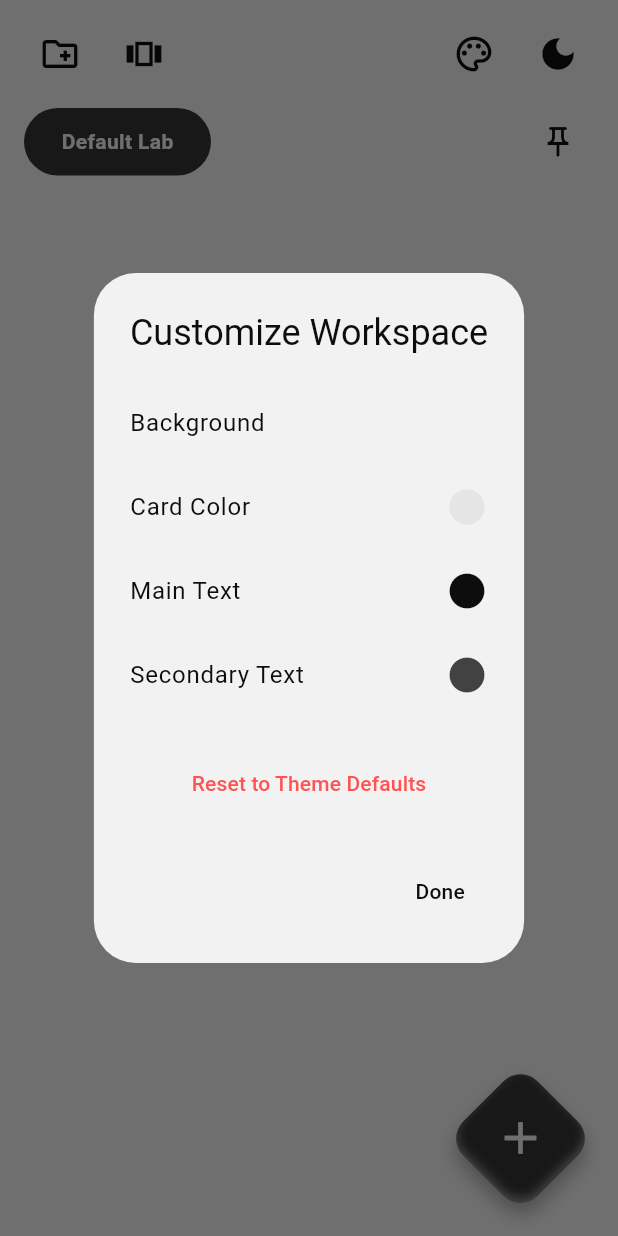
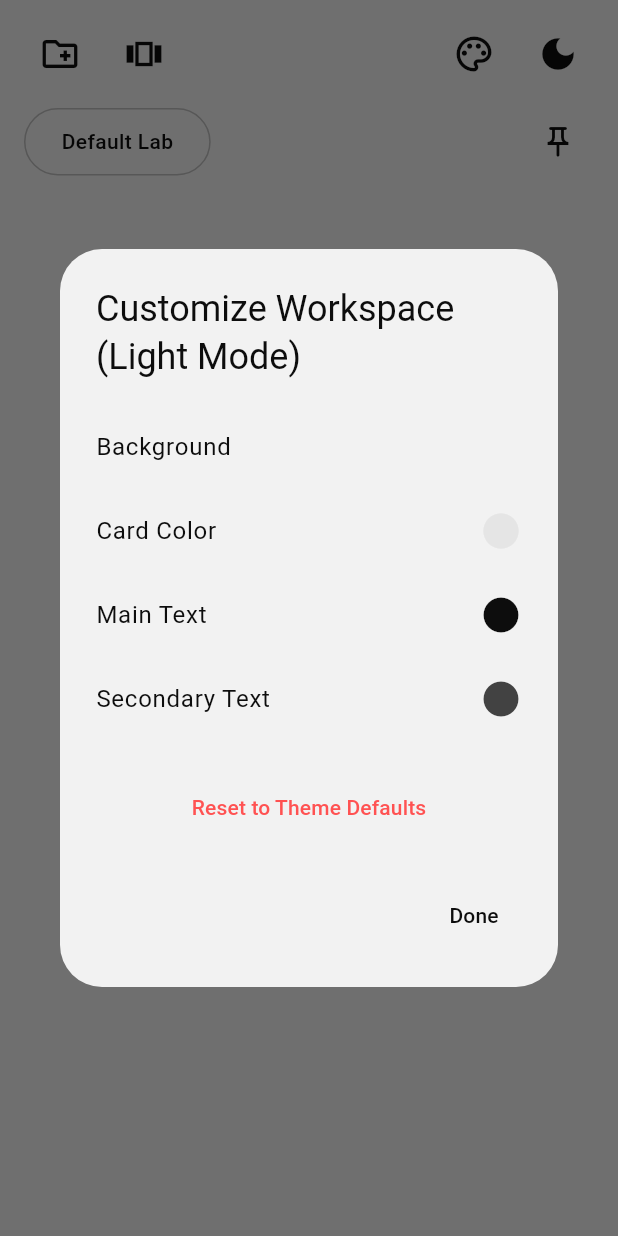
Before and after one commit to ameeralhatemi67-debug/shadow_lab, a Flutter app: the screen it shows after launch, after a tap on the "palette" icon, on a phone screen of 412 x 824 dp. Run offline on Flutter 3.47's test engine with Material 3 defaults, Android fonts, the phone set to English and light mode, and no system bars; our stand-ins replace flutter_colorpicker, flutter_inset_shadow, flutter_riverpod, hive_ce, hive_ce_flutter; accounts and stored records are empty.

Commit message:
UI polish, color Customizing

```diff
--- a/lib/homepage.dart
+++ b/lib/homepage.dart
@@ -24,19 +24,26 @@
 
   @override
   Widget build(BuildContext context) {
-    // 1. Read Riverpod State
+    // 1. Read Standard Riverpod State
     final labs = ref.watch(labProvider);
     final activeLabId = ref.watch(activeLabIdProvider);
     final viewMode = ref.watch(viewModeProvider);
     final isDark = Theme.of(context).brightness == Brightness.dark;
     final defaultColors = Theme.of(context).extension<CustomColors>()!;
-
-    // 2. Identify Active Lab
     final activeLab = labs.where((l) => l.id == activeLabId).firstOrNull;
 
-    // 3. Resolve Colors dynamically using our new utility!
-    // This perfectly calculates if we should use Lab custom colors or Global Theme colors.
-    final colors = ColorResolver.resolve(activeLab, defaultColors);
+    // 2. Read Global State
+    final isGlobalEnabled = ref.watch(globalOverrideProvider);
+    final globalProfile = ref.read(labProvider.notifier).getGlobalProfile();
+
+    // 3. Resolve Colors dynamically!
+    final colors = ColorResolver.resolve(
+      activeLab,
+      globalProfile,
+      isGlobalEnabled,
+      defaultColors,
+      isDark,
+    );
 
     final selectedPair = activeLab?.shadows
         .where((p) => p.id == selectedShadowId)
@@ -398,13 +405,16 @@
     dynamic activeLab,
     CustomColors colors,
   ) {
+    // Determine the current mode so the dialog knows which settings to edit
+    final isDark = Theme.of(context).brightness == Brightness.dark;
+
     showDialog(
       context: context,
       builder: (context) {
         return AlertDialog(
           backgroundColor: colors.bgc,
           title: Text(
-            "Customize Workspace",
+            "Customize Workspace (${isDark ? 'Dark Mode' : 'Light Mode'})",
             style: TextStyle(color: colors.mtext),
           ),
           content: Column(
@@ -415,7 +425,7 @@
                 colors.bgc!,
                 (c) => ref
                     .read(labProvider.notifier)
-                    .updateWorkspaceColors(labId, bg: c),
+                    .updateWorkspaceColors(labId, isDarkMode: isDark, bg: c),
                 colors,
               ),
               _colorPickerRow(
@@ -423,7 +433,7 @@
                 colors.blc!,
                 (c) => ref
                     .read(labProvider.notifier)
-                    .updateWorkspaceColors(labId, card: c),
+                    .updateWorkspaceColors(labId, isDarkMode: isDark, card: c),
                 colors,
               ),
               _colorPickerRow(
@@ -431,7 +441,7 @@
                 colors.mtext!,
                 (c) => ref
                     .read(labProvider.notifier)
-                    .updateWorkspaceColors(labId, mText: c),
+                    .updateWorkspaceColors(labId, isDarkMode: isDark, mText: c),
                 colors,
               ),
               _colorPickerRow(
@@ -439,21 +449,16 @@
                 colors.stext!,
                 (c) => ref
                     .read(labProvider.notifier)
-                    .updateWorkspaceColors(labId, sText: c),
+                    .updateWorkspaceColors(labId, isDarkMode: isDark, sText: c),
                 colors,
               ),
               const SizedBox(height: 20),
               TextButton(
                 onPressed: () {
+                  // Triggers explicit null state clearing function safely
                   ref
                       .read(labProvider.notifier)
-                      .updateWorkspaceColors(
-                        labId,
-                        bg: null,
-                        card: null,
-                        mText: null,
-                        sText: null,
-                      );
+                      .resetWorkspaceColors(labId, isDark);
                   Navigator.pop(context);
                 },
                 child: const Text(
--- a/lib/models/labs.dart
+++ b/lib/models/labs.dart
@@ -30,6 +30,32 @@
   @HiveField(7)
   int? subTextColor;
 
+  // --- NEW: Separate Mode-Specific Configuration Slots ---
+  @HiveField(8)
+  int? lightBgColor;
+  @HiveField(9)
+  int? lightCardColor;
+  @HiveField(10)
+  int? lightMainTextColor;
+  @HiveField(11)
+  int? lightSubTextColor;
+
+  @HiveField(12)
+  int? darkBgColor;
+  @HiveField(13)
+  int? darkCardColor;
+  @HiveField(14)
+  int? darkMainTextColor;
+  @HiveField(15)
+  int? darkSubTextColor;
+
+  @HiveField(16)
+  int? slcColor;
+  @HiveField(17)
+  int? lightSlcColor;
+  @HiveField(18)
+  int? darkSlcColor;
+
   Lab({
     required this.id,
     required this.name,
@@ -39,6 +65,17 @@
     this.cardColor, // Defaults to null (Theme fallback)
     this.mainTextColor, // Defaults to null (Theme fallback)
     this.subTextColor, // Defaults to null (Theme fallback)
+    this.lightBgColor,
+    this.lightCardColor,
+    this.lightMainTextColor,
+    this.lightSubTextColor,
+    this.darkBgColor,
+    this.darkCardColor,
+    this.darkMainTextColor,
+    this.darkSubTextColor,
+    this.slcColor,
+    this.lightSlcColor,
+    this.darkSlcColor,
   });
 
   Lab copyWith({
@@ -50,6 +87,17 @@
     int? cardColor,
     int? mainTextColor,
     int? subTextColor,
+    int? slcColor,
+    int? Function()? lightBgColor,
+    int? Function()? lightCardColor,
+    int? Function()? lightMainTextColor,
+    int? Function()? lightSubTextColor,
+    int? Function()? darkBgColor,
+    int? Function()? darkCardColor,
+    int? Function()? darkMainTextColor,
+    int? Function()? darkSubTextColor,
+    int? Function()? lightSlcColor,
+    int? Function()? darkSlcColor,
   }) {
     return Lab(
       id: id ?? this.id,
@@ -61,6 +109,31 @@
       cardColor: cardColor ?? this.cardColor,
       mainTextColor: mainTextColor ?? this.mainTextColor,
       subTextColor: subTextColor ?? this.subTextColor,
+      slcColor: slcColor ?? this.slcColor,
+      lightBgColor: lightBgColor != null ? lightBgColor() : this.lightBgColor,
+      lightCardColor: lightCardColor != null
+          ? lightCardColor()
+          : this.lightCardColor,
+      lightMainTextColor: lightMainTextColor != null
+          ? lightMainTextColor()
+          : this.lightMainTextColor,
+      lightSubTextColor: lightSubTextColor != null
+          ? lightSubTextColor()
+          : this.lightSubTextColor,
+      darkBgColor: darkBgColor != null ? darkBgColor() : this.darkBgColor,
+      darkCardColor: darkCardColor != null
+          ? darkCardColor()
+          : this.darkCardColor,
+      darkMainTextColor: darkMainTextColor != null
+          ? darkMainTextColor()
+          : this.darkMainTextColor,
+      darkSubTextColor: darkSubTextColor != null
+          ? darkSubTextColor()
+          : this.darkSubTextColor,
+      lightSlcColor: lightSlcColor != null
+          ? lightSlcColor()
+          : this.lightSlcColor,
+      darkSlcColor: darkSlcColor != null ? darkSlcColor() : this.darkSlcColor,
     );
   }
 }
--- a/lib/providers/lab_provider.dart
+++ b/lib/providers/lab_provider.dart
@@ -19,6 +19,18 @@
 
 final viewModeProvider = NotifierProvider<ViewModeNotifier, ViewMode>(
   () => ViewModeNotifier(),
+);
+
+// --- GLOBAL OVERRIDE STATE ---
+class GlobalOverrideNotifier extends Notifier<bool> {
+  @override
+  bool build() => false; // Starts OFF by default
+
+  void toggle() => state = !state;
+}
+
+final globalOverrideProvider = NotifierProvider<GlobalOverrideNotifier, bool>(
+  () => GlobalOverrideNotifier(),
 );
 
 // --- ACTIVE LAB STATE ---
@@ -50,8 +62,7 @@
   List<Lab> build() {
     _box = Hive.box<Lab>('labs_box');
 
-    // --- FIX 1: THE SMART DEFAULT LAB CHECK ---
-    // Only ever runs if the user has 0 labs (like on a fresh install)
+    // --- THE SMART DEFAULT LAB CHECK ---
     if (_box.isEmpty) {
       final defaultLab = Lab(
         id: 'lab_${DateTime.now().millisecondsSinceEpoch}',
@@ -60,7 +71,25 @@
       _box.put(defaultLab.id, defaultLab);
     }
 
+    // --- NEW: Ensure a hidden Global Profile exists to store global colors! ---
+    if (!_box.containsKey('GLOBAL_PROFILE')) {
+      _box.put(
+        'GLOBAL_PROFILE',
+        Lab(id: 'GLOBAL_PROFILE', name: 'Global Profile'),
+      );
+    }
+
     return _getSortedLabs();
+  }
+
+  // --- NEW: Helper to safely fetch the global profile ---
+  Lab? getGlobalProfile() => _box.get('GLOBAL_PROFILE');
+
+  List<Lab> _getSortedLabs() {
+    // --- NEW: Filter out the hidden GLOBAL_PROFILE so it doesn't show in the UI list! ---
+    final labs = _box.values.where((l) => l.id != 'GLOBAL_PROFILE').toList();
+    labs.sort((a, b) => a.isPinned == b.isPinned ? 0 : (a.isPinned ? -1 : 1));
+    return labs;
   }
 
   // --- CRUD OPERATIONS ---
@@ -90,24 +119,64 @@
     }
   }
 
+  // --- WORKSPACE COLOR CUSTOMIZATION ---
+  // Mode-aware color updating to completely isolate light and dark setups
   void updateWorkspaceColors(
     String labId, {
+    required bool isDarkMode,
     int? bg,
     int? card,
     int? mText,
     int? sText,
+    int? slc,
   }) {
     final lab = _box.get(labId);
-    if (lab != null) {
-      final updated = lab.copyWith(
-        backgroundColor: bg,
-        cardColor: card,
-        mainTextColor: mText,
-        subTextColor: sText,
-      );
-      _box.put(labId, updated);
-      state = _getSortedLabs();
-    }
+    if (lab == null) return;
+
+    final updated = isDarkMode
+        ? lab.copyWith(
+            darkBgColor: bg != null ? () => bg : null,
+            darkCardColor: card != null ? () => card : null,
+            darkMainTextColor: mText != null ? () => mText : null,
+            darkSubTextColor: sText != null ? () => sText : null,
+            darkSlcColor: slc != null ? () => slc : null,
+          )
+        : lab.copyWith(
+            lightBgColor: bg != null ? () => bg : null,
+            lightCardColor: card != null ? () => card : null,
+            lightMainTextColor: mText != null ? () => mText : null,
+            lightSubTextColor: sText != null ? () => sText : null,
+            lightSlcColor: slc != null ? () => slc : null,
+          );
+
+    _box.put(labId, updated);
+    state = _getSortedLabs();
+  }
+
+  // --- FIXED RESET LOGIC ---
+  // Explicitly forces configuration fields back to null database states
+  void resetWorkspaceColors(String labId, bool isDarkMode) {
+    final lab = _box.get(labId);
+    if (lab == null) return;
+
+    final updated = isDarkMode
+        ? lab.copyWith(
+            darkBgColor: () => null,
+            darkCardColor: () => null,
+            darkMainTextColor: () => null,
+            darkSubTextColor: () => null,
+            darkSlcColor: () => null,
+          )
+        : lab.copyWith(
+            lightBgColor: () => null,
+            lightCardColor: () => null,
+            lightMainTextColor: () => null,
+            lightSubTextColor: () => null,
+            lightSlcColor: () => null,
+          );
+
+    _box.put(labId, updated);
+    state = _getSortedLabs();
   }
 
   Lab? getLabById(String id) => _box.get(id);
@@ -119,12 +188,6 @@
       state = _getSortedLabs();
     }
   }
-
-  List<Lab> _getSortedLabs() {
-    final labs = _box.values.toList();
-    labs.sort((a, b) => a.isPinned == b.isPinned ? 0 : (a.isPinned ? -1 : 1));
-    return labs;
-  }
 }
 
 final labProvider = NotifierProvider<LabListNotifier, List<Lab>>(
--- a/lib/utils/color_logic.dart
+++ b/lib/utils/color_logic.dart
@@ -4,29 +4,60 @@
 import '../colortheme.dart';
 
 class ColorResolver {
-  /// Takes the currently active Lab and the global Theme colors,
-  /// and returns a final set of colors to be used by the UI.
-  static CustomColors resolve(Lab? activeLab, CustomColors defaultColors) {
-    return CustomColors(
-      bgc: activeLab?.backgroundColor != null
-          ? Color(activeLab!.backgroundColor!)
-          : defaultColors.bgc,
+  /// Takes the currently active Lab, the Global Profile, the toggle state,
+  /// global Theme colors, and active brightness mode.
+  static CustomColors resolve(
+    Lab? activeLab,
+    Lab? globalProfile,
+    bool isGlobalEnabled,
+    CustomColors defaultColors,
+    bool isDark,
+  ) {
+    // --- THE MAGIC OVERRIDE ---
+    // If Global is ON, read from the global profile. If OFF, read from the active lab.
+    final targetLab = isGlobalEnabled ? globalProfile : activeLab;
 
-      blc: activeLab?.cardColor != null
-          ? Color(activeLab!.cardColor!)
-          : defaultColors.blc,
-
-      mtext: activeLab?.mainTextColor != null
-          ? Color(activeLab!.mainTextColor!)
-          : defaultColors.mtext,
-
-      stext: activeLab?.subTextColor != null
-          ? Color(activeLab!.subTextColor!)
-          : defaultColors.stext,
-
-      // The highlight color (slc) remains tied to the global theme
-      // so we always have a consistent highlight/selection color.
-      slc: defaultColors.slc,
-    );
+    // --- DARK MODE COLOR RESOLUTION ---
+    if (isDark) {
+      return CustomColors(
+        bgc: targetLab?.darkBgColor != null
+            ? Color(targetLab!.darkBgColor!)
+            : defaultColors.bgc,
+        blc: targetLab?.darkCardColor != null
+            ? Color(targetLab!.darkCardColor!)
+            : defaultColors.blc,
+        mtext: targetLab?.darkMainTextColor != null
+            ? Color(targetLab!.darkMainTextColor!)
+            : defaultColors.mtext,
+        stext: targetLab?.darkSubTextColor != null
+            ? Color(targetLab!.darkSubTextColor!)
+            : defaultColors.stext,
+        // NEW: Now dynamically reads the Action Button / Highlighter color!
+        slc: targetLab?.darkSlcColor != null
+            ? Color(targetLab!.darkSlcColor!)
+            : defaultColors.slc,
+      );
+    }
+    // --- LIGHT MODE COLOR RESOLUTION ---
+    else {
+      return CustomColors(
+        bgc: targetLab?.lightBgColor != null
+            ? Color(targetLab!.lightBgColor!)
+            : defaultColors.bgc,
+        blc: targetLab?.lightCardColor != null
+            ? Color(targetLab!.lightCardColor!)
+            : defaultColors.blc,
+        mtext: targetLab?.lightMainTextColor != null
+            ? Color(targetLab!.lightMainTextColor!)
+            : defaultColors.mtext,
+        stext: targetLab?.lightSubTextColor != null
+            ? Color(targetLab!.lightSubTextColor!)
+            : defaultColors.stext,
+        // NEW: Now dynamically reads the Action Button / Highlighter color!
+        slc: targetLab?.lightSlcColor != null
+            ? Color(targetLab!.lightSlcColor!)
+            : defaultColors.slc,
+      );
+    }
   }
 }
```
Also changed, not shown: lib/hive_adapters.g.yaml (+23 -1 lines), lib/widgets/shadow_card.dart (+28 -6 lines), lib/hive_adapters.g.dart.
